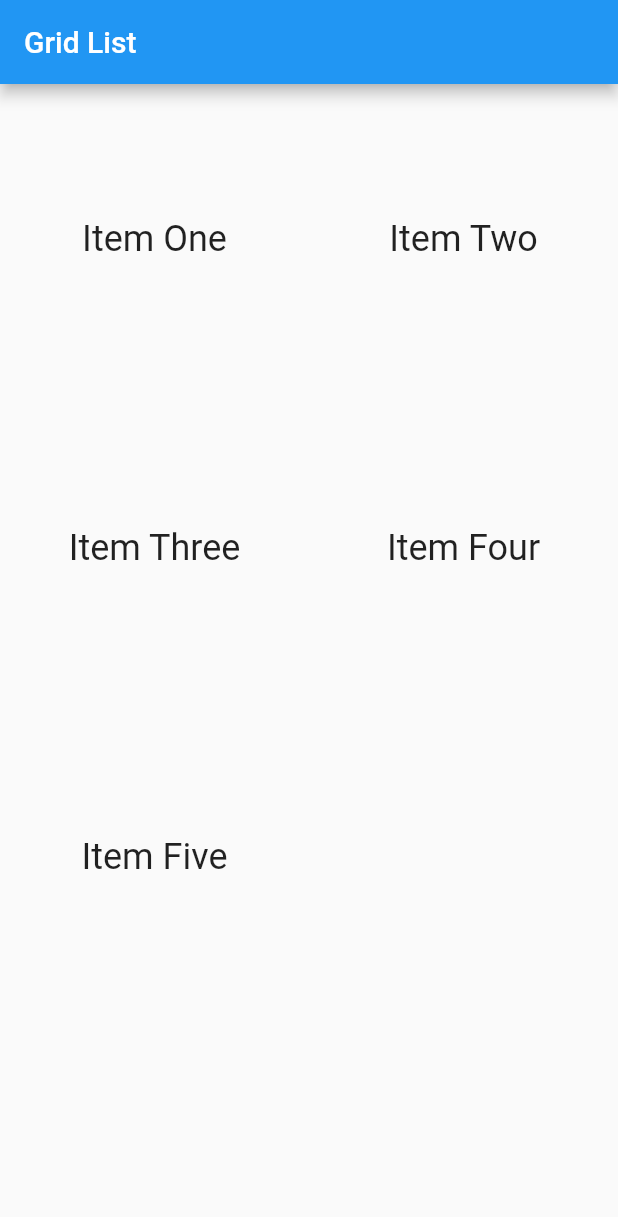
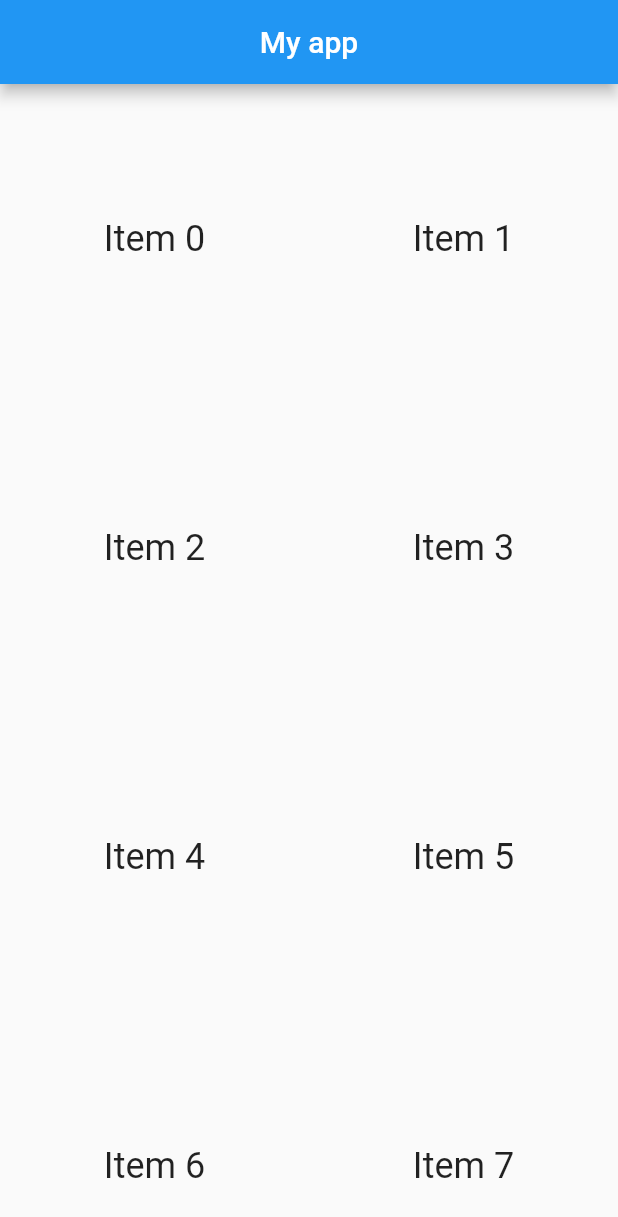
Before and after one commit to shubhamgitvns/Instrument-App, a Flutter app: the screen it shows after launch, on a phone screen of 412 x 824 dp. Shown: the top 1217 px of the screen. Run offline on Flutter 3.47's test engine with Material 2 defaults, Android fonts, the phone set to English and light mode, and no system bars; network calls fail.

Commit message:
simple grid create

```diff
--- a/lib/main.dart
+++ b/lib/main.dart
@@ -1,58 +1,28 @@
+
 import 'package:flutter/material.dart';
 import 'dart:convert' as convert;
 import 'package:http/http.dart' as http;
+import 'package:piano/stateless.dart';
 
 import 'Utilities.dart';
-
-void main() async {
+Future<void> main() async {
   Utilities.products = await Downloader.download(
       "gist.githubusercontent.com", //Site name
       // Site link
       "/shubhamgitvns/3935c8fe5f8899d7f4c5bb7a8bc9a175/raw/ce3963e0bd74b9010d8d5271456d41c6aa522456/array.json");
   var productsarray = Utilities.products["array"];
   print(productsarray);
+  String sno;
+  sno=(productsarray[0]["sno"]);
+  print(sno);
+  print(Utilities.products["array"][0]["name"]);
   Utilities.products = productsarray;
 
-  runApp(MyApp());
-}
-
-class MyApp extends StatelessWidget {
-  MyApp({super.key});
-  List<String> data = ["One", "Two", "Three", "Four", "Five"];
-
-  @override
-  Widget build(BuildContext context) {
-    const title = 'Grid List';
-
-    return MaterialApp(
-      title: title,
-      home: Scaffold(
-        appBar: AppBar(
-          title: const Text(title),
-        ),
-
-        body: GridView.count(
-          // Create a grid with 2 columns. If you change the scrollDirection to
-          // horizontal, this produces 2 rows.
-          crossAxisCount: 2,
-          // Generate 100 widgets that display their index in the List.
-          children: List.generate(data.length, (index) {
-            return Center(
-              child: Text(
-                'Item ${data[index]}',
-                style: Theme.of(context).textTheme.headlineSmall,
-              ),
-            );
-          }
-          ),
-        ),
-      ),
-    );
-  }
+  runApp(const MyApp());
 }
 
 
-class Downloader {
+class Downloader{
   static Future download(String site, String link) async {
     // final url = Uri.https("gist.githubusercontent.com", link, {});
     final url = Uri.https(site, link, {});
--- a/lib/stateful.dart
+++ b/lib/stateful.dart
@@ -1,38 +1,28 @@
 import 'package:flutter/material.dart';
 
-void main() {
-  runApp(MyApp());
+
+class ShowGrid extends StatefulWidget {
+  const ShowGrid({Key? key}) : super(key: key);
+
+  @override
+  State<ShowGrid> createState() => _ShowGridState();
+
 }
 
-class MyApp extends StatelessWidget {
-  MyApp({super.key});
-  List<String> data = ["One", "Two", "Three", "Four", "Five"];
+class _ShowGridState extends State<ShowGrid> {
 
   @override
   Widget build(BuildContext context) {
-    const title = 'Grid List';
-
-    return MaterialApp(
-      title: title,
-      home: Scaffold(
-        appBar: AppBar(
-          title: const Text(title),
-        ),
-        body: GridView.count(
-          // Create a grid with 2 columns. If you change the scrollDirection to
-          // horizontal, this produces 2 rows.
+    return GridView.count(
       crossAxisCount: 2,
-          // Generate 100 widgets that display their index in the List.
-          children: List.generate(4, (index) {
+      children: List.generate(10, (index){
         return Center(
           child: Text(
-                'Item ${data[index]}',
+            'Item $index',
             style: Theme.of(context).textTheme.headlineSmall,
           ),
         );
       }),
-        ),
-      ),
     );
   }
 }
--- a/lib/stateless.dart
+++ b/lib/stateless.dart
@@ -1,20 +1,21 @@
-// import 'package:flutter/material.dart';
-// import 'package:piano/stateful.dart';
-//
-// class ProductPage extends StatelessWidget {
-//   void transfer() {}
-//   const ProductPage({Key? key}) : super(key: key);
-//
-//   @override
-//   Widget build(BuildContext context) {
-//     return MaterialApp(
-//       debugShowCheckedModeBanner: false,
-//       home: Scaffold(
-//         appBar: AppBar(
-//           title: const Text("Product page"),
-//         ),
-//         body: const Products(),
-//       ),
-//     );
-//   }
-// }
+import 'package:flutter/material.dart';
+import 'package:piano/stateful.dart';
+
+class MyApp extends StatelessWidget {
+  const MyApp({Key? key}) : super(key: key);
+
+  @override
+  Widget build(BuildContext context) {
+    return MaterialApp(
+      title: "simple",
+      debugShowCheckedModeBanner: false,
+      home: Scaffold(
+        appBar: AppBar(
+          title: const Text("My app"),
+          centerTitle: true,
+        ),
+        body: const ShowGrid(),
+      ),
+    );
+  }
+}
```
Also changed, not shown: lib/Utilities.dart (+17 -18 lines). Lines whose indentation alone changed are shown as unchanged.
